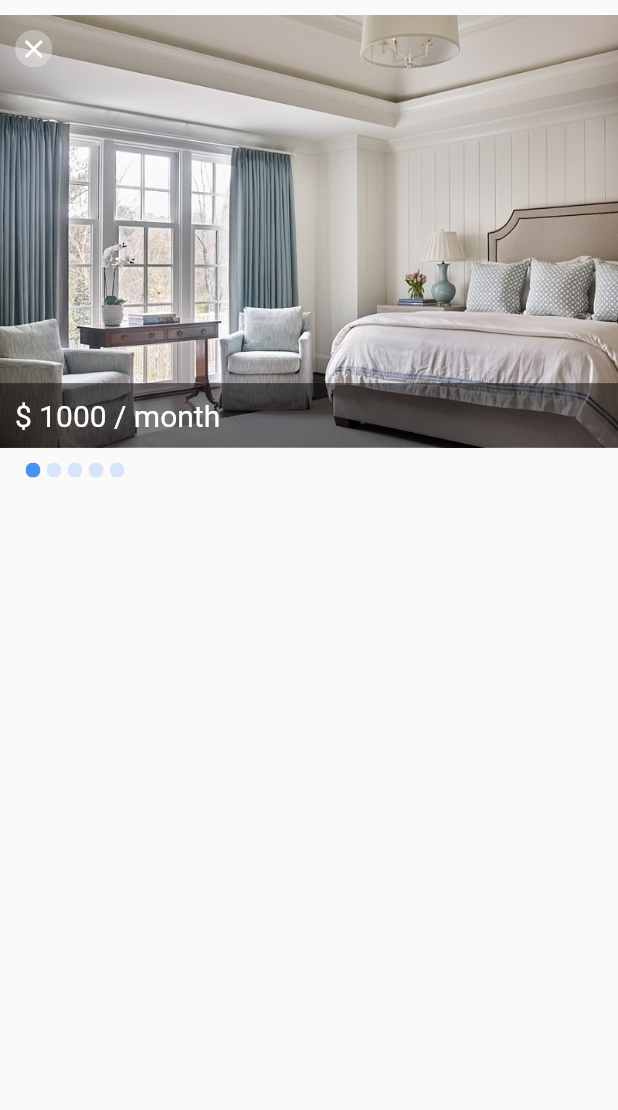
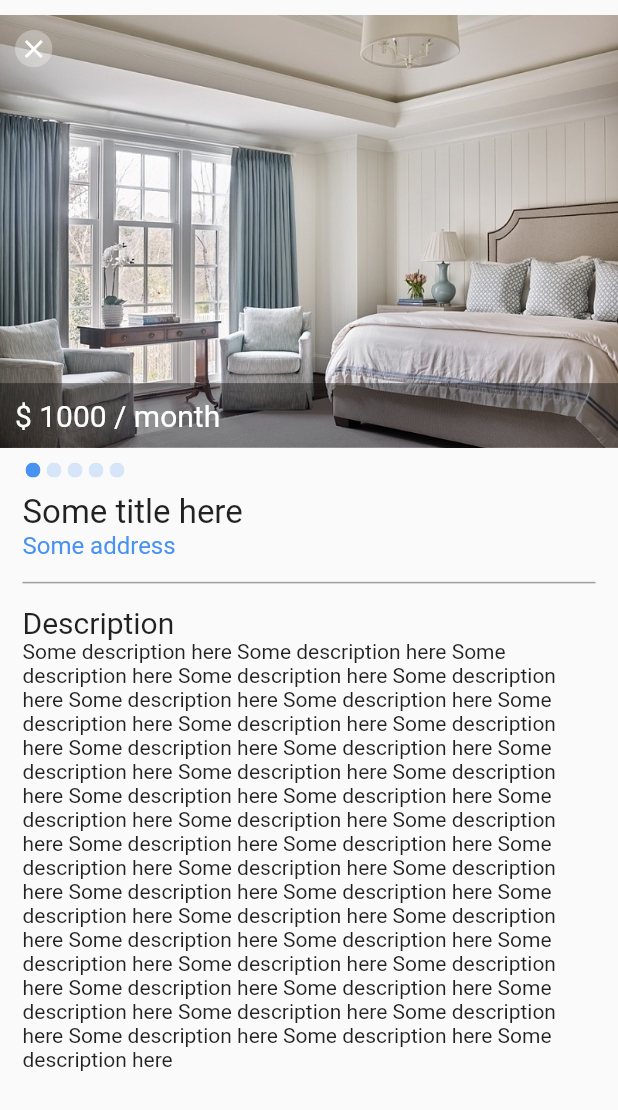
Before and after one commit to izaanjahangir/find-a-room-flutter, a Flutter app: the PostDetails screen opened by its route, on a phone screen of 412 x 824 dp. Shown: the top 1110 px of the screen. Run offline on Flutter 3.47's test engine with Material 2 defaults, Android fonts, the phone set to English and light mode, and no system bars; drawn by our look-alikes of carousel_slider, touchable_opacity; our stand-ins replace flutter_easyloading, geolocator, google_maps_flutter.

Commit message:
small change

```diff
--- a/lib/screens/post_details/post_details.dart
+++ b/lib/screens/post_details/post_details.dart
@@ -37,6 +37,7 @@ class _PostDetailsState extends State<PostDetails> {
               child: SingleChildScrollView(
                 child: Container(
                   child: Column(
+                    crossAxisAlignment: CrossAxisAlignment.start,
                     children: [
                       Stack(
                         children: [
@@ -46,7 +47,7 @@ class _PostDetailsState extends State<PostDetails> {
                             left: 0,
                             child: Container(
                               width: size.width,
-                              color: Color.fromRGBO(0, 0, 0, 0.5),
+                              color: Color.fromRGBO(0, 0, 0, 0.4),
                               padding: const EdgeInsets.symmetric(
                                   horizontal: 10, vertical: 10),
                               child: Text(
@@ -82,7 +83,43 @@ class _PostDetailsState extends State<PostDetails> {
                       Container(
                           margin: const EdgeInsets.only(top: 10),
                           padding: const EdgeInsets.symmetric(horizontal: 15),
-                          child: Indicators(activeIndex: currentCarouselIndex))
+                          child: Indicators(activeIndex: currentCarouselIndex)),
+                      Container(
+                        margin: const EdgeInsets.only(top: 10),
+                        padding: const EdgeInsets.symmetric(horizontal: 15),
+                        child: Column(
+                          crossAxisAlignment: CrossAxisAlignment.start,
+                          children: [
+                            Text(
+                              "Some title here",
+                              style: TextStyle(
+                                fontSize: 22,
+                              ),
+                            ),
+                            Text(
+                              "Some address",
+                              maxLines: 3,
+                              overflow: TextOverflow.ellipsis,
+                              style: TextStyle(
+                                  fontSize: 16, color: ThemeColors.lightBlue),
+                            ),
+                            Divider(
+                              height: 30,
+                              thickness: 1,
+                              color: ThemeColors.darkGrey,
+                              indent: 0,
+                              endIndent: 0,
+                            ),
+                            Text(
+                              "Description",
+                              style: TextStyle(fontSize: 20),
+                            ),
+                            Text(
+                                "Some description here Some description here Some description here Some description here Some description here Some description here Some description here Some description here Some description here Some description here Some description here Some description here Some description here Some description here Some description here Some description here Some description here Some description here Some description here Some description here Some description here Some description here Some description here Some description here Some description here Some description here Some description here Some description here Some description here Some description here Some description here Some description here Some description here Some description here Some description here Some description here Some description here Some description here Some description here Some description here Some description here Some description here Some description here ",
+                                style: TextStyle(fontSize: 14))
+                          ],
+                        ),
+                      ),
                     ],
                   ),
                 ),
```
Also changed, not shown: pubspec.lock, 3 other files.
